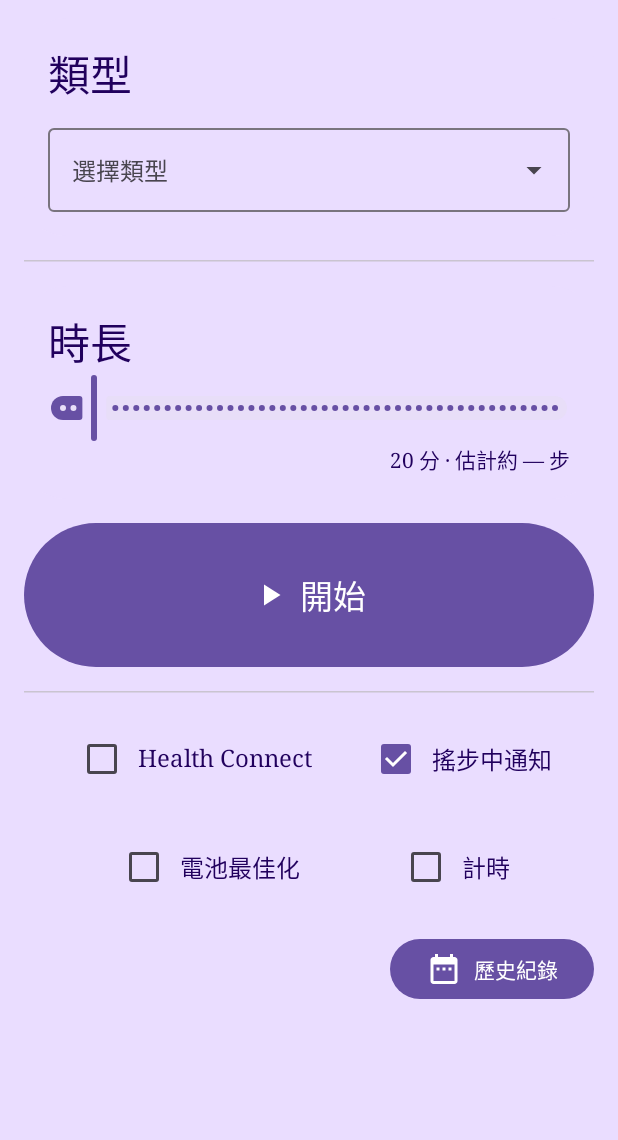
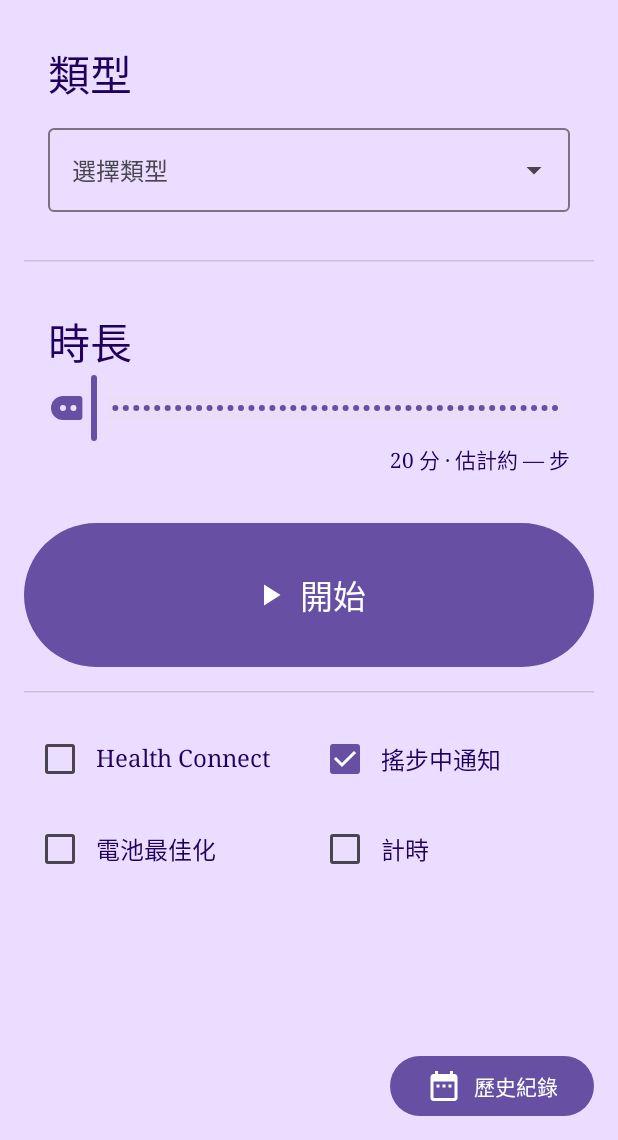
Before and after one commit to Pixson-Lin/QFit, an Android app built with Jetpack Compose: the HomeScreen screen opened through its navigation route, on a phone screen of 412 x 824 dp, the part 96-1236 px from its top. Run offline under Robolectric (Android 15) with nearby library versions, the phone set to English and light mode, and no system bars; libraries missing offline, so code that uses them is left out: androidx.health.connect; 7 statements that could not run were skipped.

Commit message:
Fix home checkbox 2x2 grid and pin history bottom-right.
Lay out the four readiness checks in a left-aligned 田 grid and keep
the history button anchored at the bottom end of the home screen.

```diff
--- a/app/src/main/java/com/pixsonlin/qfit/ui/HomeScreen.kt
+++ b/app/src/main/java/com/pixsonlin/qfit/ui/HomeScreen.kt
@@ -147,8 +147,13 @@ fun HomeScreen(
             modifier = Modifier
                 .fillMaxSize()
                 .padding(padding)
-                .verticalScroll(rememberScrollState())
                 .padding(horizontal = 16.dp, vertical = 12.dp),
+        ) {
+            Column(
+                modifier = Modifier
+                    .weight(1f)
+                    .fillMaxWidth()
+                    .verticalScroll(rememberScrollState()),
                 verticalArrangement = Arrangement.spacedBy(16.dp),
             ) {
             SectionBox {
@@ -258,12 +263,17 @@ fun HomeScreen(
 
             HorizontalDivider(color = MaterialTheme.colorScheme.outlineVariant)
 
+            // 2×2 grid, each cell left-aligned
+            Column(
+                modifier = Modifier.fillMaxWidth(),
+                verticalArrangement = Arrangement.spacedBy(4.dp),
+            ) {
                 Row(
                     modifier = Modifier.fillMaxWidth(),
-                horizontalArrangement = Arrangement.SpaceEvenly,
                     verticalAlignment = Alignment.CenterVertically,
                 ) {
                     StatusCheck(
+                        modifier = Modifier.weight(1f),
                         label = stringResource(R.string.check_hc),
                         checked = env.healthConnectReady,
                         onClick = {
@@ -278,6 +288,7 @@ fun HomeScreen(
                         },
                     )
                     StatusCheck(
+                        modifier = Modifier.weight(1f),
                         label = stringResource(R.string.check_notification),
                         checked = env.notificationsReady,
                         onClick = {
@@ -290,13 +301,12 @@ fun HomeScreen(
                         },
                     )
                 }
-
                 Row(
                     modifier = Modifier.fillMaxWidth(),
-                horizontalArrangement = Arrangement.SpaceEvenly,
                     verticalAlignment = Alignment.CenterVertically,
                 ) {
                     StatusCheck(
+                        modifier = Modifier.weight(1f),
                         label = stringResource(R.string.check_battery),
                         checked = env.batteryReady,
                         onClick = {
@@ -305,6 +315,7 @@ fun HomeScreen(
                         },
                     )
                     StatusCheck(
+                        modifier = Modifier.weight(1f),
                         label = stringResource(R.string.check_alarm),
                         checked = env.exactAlarmReady,
                         onClick = {
@@ -313,8 +324,15 @@ fun HomeScreen(
                         },
                     )
                 }
+            }
+            } // end scrollable column
 
-            Box(modifier = Modifier.fillMaxWidth(), contentAlignment = Alignment.CenterEnd) {
+            Box(
+                modifier = Modifier
+                    .fillMaxWidth()
+                    .padding(top = 12.dp),
+                contentAlignment = Alignment.CenterEnd,
+            ) {
                 Button(
                     onClick = onOpenHistory,
                     shape = RoundedCornerShape(50),
@@ -347,12 +365,15 @@ private fun StatusCheck(
     label: String,
     checked: Boolean,
     onClick: () -> Unit,
+    modifier: Modifier = Modifier,
 ) {
     Row(
         verticalAlignment = Alignment.CenterVertically,
-        modifier = Modifier
+        horizontalArrangement = Arrangement.Start,
+        modifier = modifier
+            .fillMaxWidth()
             .clickable(onClick = onClick)
-            .padding(4.dp),
+            .padding(horizontal = 0.dp, vertical = 4.dp),
     ) {
         Checkbox(checked = checked, onCheckedChange = { onClick() })
         Text(text = label, style = MaterialTheme.typography.bodyLarge)
```
Also changed, not shown: 1 other file. Lines whose indentation alone changed are shown as unchanged.
